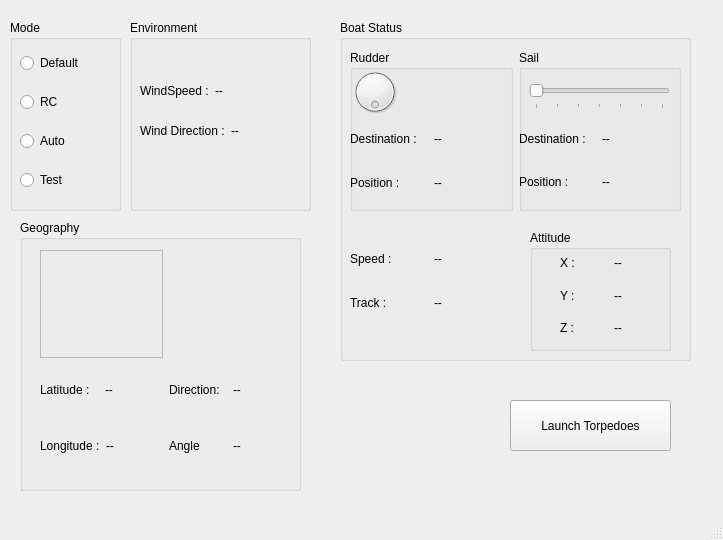
Old version of the form GUI/main.ui in the repository olin-ars/ors-enterprise.
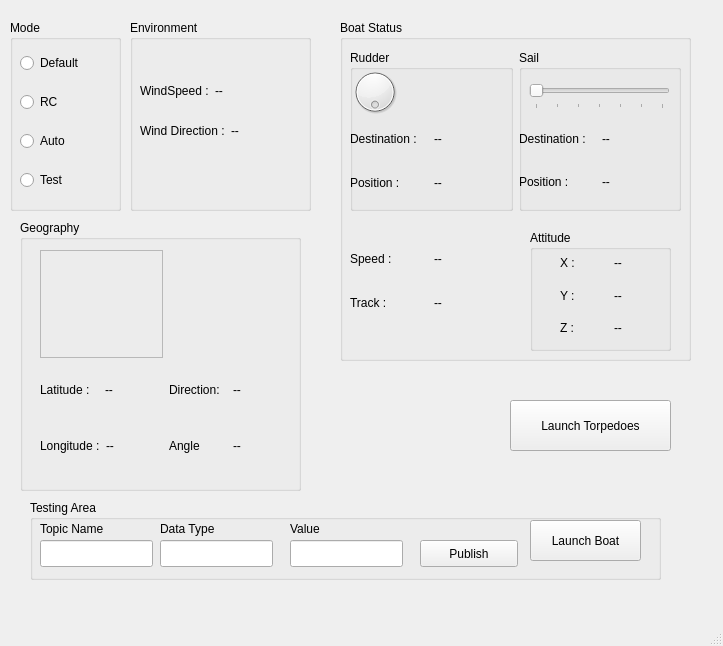
New version of the form. Custom widgets are drawn as their Qt base class.

Commit message: added publishing & boat-launching functionality

Diff of the .ui file:
```diff
--- a/GUI/main.ui
+++ b/GUI/main.ui
@@ -7,7 +7,7 @@
     <x>0</x>
     <y>0</y>
     <width>723</width>
-    <height>540</height>
+    <height>646</height>
    </rect>
   </property>
   <property name="windowTitle">
@@ -591,6 +591,114 @@
      </layout>
     </widget>
    </widget>
+   <widget class="QGroupBox" name="groupBox">
+    <property name="geometry">
+     <rect>
+      <x>30</x>
+      <y>500</y>
+      <width>631</width>
+      <height>80</height>
+     </rect>
+    </property>
+    <property name="title">
+     <string>Testing Area</string>
+    </property>
+    <widget class="QPushButton" name="publishBtn">
+     <property name="geometry">
+      <rect>
+       <x>390</x>
+       <y>40</y>
+       <width>98</width>
+       <height>27</height>
+      </rect>
+     </property>
+     <property name="text">
+      <string>Publish</string>
+     </property>
+    </widget>
+    <widget class="QLineEdit" name="topicNameEdit">
+     <property name="geometry">
+      <rect>
+       <x>10</x>
+       <y>40</y>
+       <width>113</width>
+       <height>27</height>
+      </rect>
+     </property>
+    </widget>
+    <widget class="QLineEdit" name="dataTypeEdit">
+     <property name="geometry">
+      <rect>
+       <x>130</x>
+       <y>40</y>
+       <width>113</width>
+       <height>27</height>
+      </rect>
+     </property>
+    </widget>
+    <widget class="QLabel" name="label_11">
+     <property name="geometry">
+      <rect>
+       <x>10</x>
+       <y>20</y>
+       <width>81</width>
+       <height>17</height>
+      </rect>
+     </property>
+     <property name="text">
+      <string>Topic Name</string>
+     </property>
+    </widget>
+    <widget class="QLabel" name="label_13">
+     <property name="geometry">
+      <rect>
+       <x>130</x>
+       <y>20</y>
+       <width>66</width>
+       <height>17</height>
+      </rect>
+     </property>
+     <property name="text">
+      <string>Data Type</string>
+     </property>
+    </widget>
+    <widget class="QLabel" name="label_15">
+     <property name="geometry">
+      <rect>
+       <x>260</x>
+       <y>20</y>
+       <width>66</width>
+       <height>17</height>
+      </rect>
+     </property>
+     <property name="text">
+      <string>Value</string>
+     </property>
+    </widget>
+    <widget class="QLineEdit" name="dataValueEdit">
+     <property name="geometry">
+      <rect>
+       <x>260</x>
+       <y>40</y>
+       <width>113</width>
+       <height>27</height>
+      </rect>
+     </property>
+    </widget>
+    <widget class="QPushButton" name="launchBoatBtn">
+     <property name="geometry">
+      <rect>
+       <x>500</x>
+       <y>20</y>
+       <width>111</width>
+       <height>41</height>
+      </rect>
+     </property>
+     <property name="text">
+      <string>Launch Boat</string>
+     </property>
+    </widget>
+   </widget>
   </widget>
   <widget class="QMenuBar" name="menubar">
    <property name="geometry">
```
The commit also changes 5 other files.
